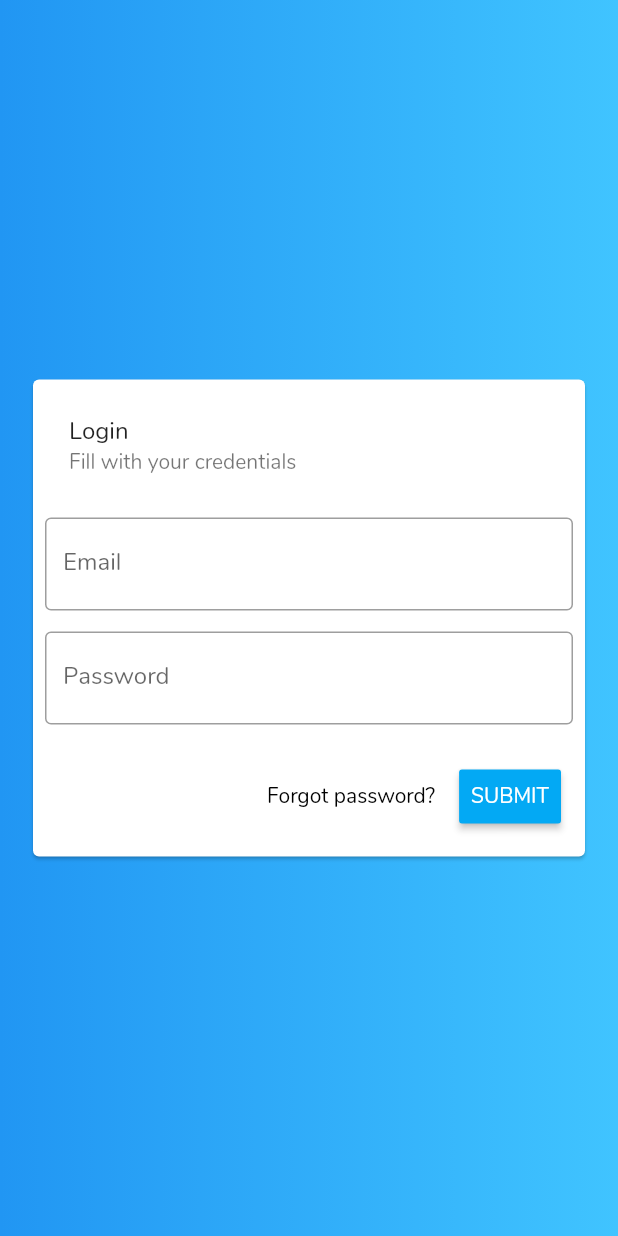
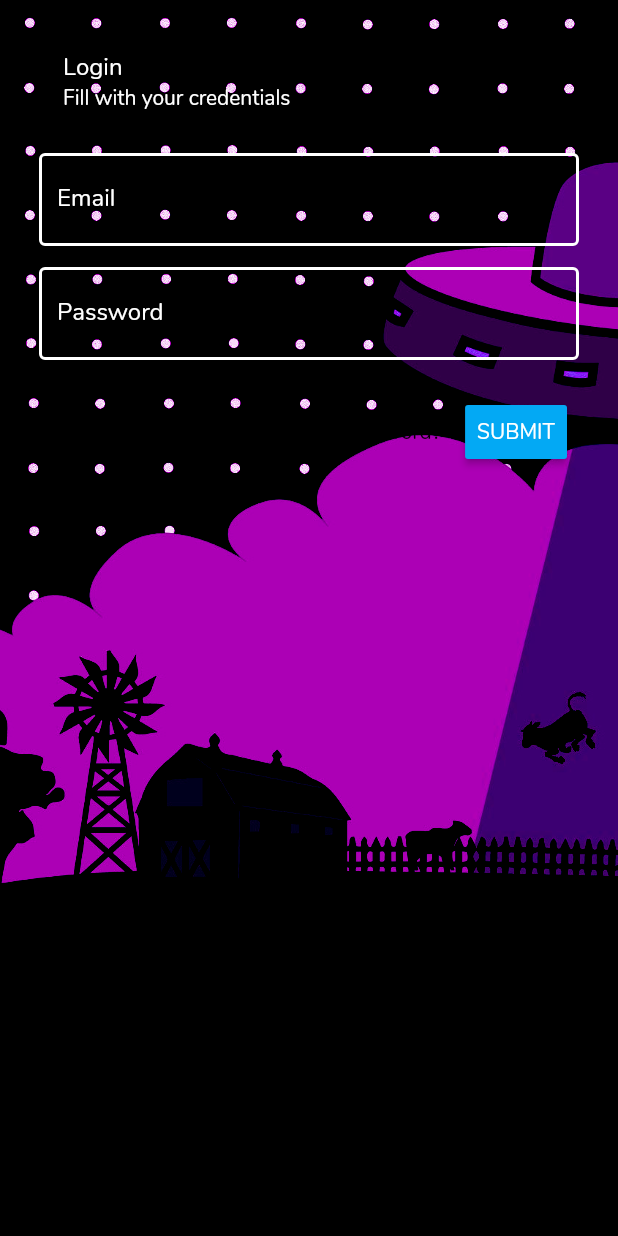
Before and after one commit to Robot-Hockey/Air-Mobile, a Flutter app: the screen it shows after launch, on a phone screen of 412 x 824 dp. Run offline on Flutter 3.47's test engine with Material 2 defaults, Android fonts, the phone set to English and light mode, and no system bars; our stand-ins replace flutter_secure_storage, toast; missing offline and left inert: flutter_nfc_reader.

Commit message:
Add new login screen to air app

```diff
--- a/lib/login_page.dart
+++ b/lib/login_page.dart
@@ -6,7 +6,6 @@ import 'package:flutter_secure_storage/flutter_secure_storage.dart';
 
 import 'package:http/http.dart';
 
-
 class LoginPage extends StatefulWidget {
   static String tag = 'login-page';
   @override
@@ -14,7 +13,6 @@ class LoginPage extends StatefulWidget {
 }
 
 class _LoginPageState extends State<LoginPage> {
-
   final storage = new FlutterSecureStorage();
   final _emailController = TextEditingController();
   final _passwordController = TextEditingController();
@@ -25,21 +23,19 @@ class _LoginPageState extends State<LoginPage> {
     String url = 'https://rockey-api.lappis.rocks/login';
     Map<String, String> headers = {"Content-type": "application/json"};
 
-    Map jsonMap = {
-      'email': email,
-      'password': password
-    };
+    Map jsonMap = {'email': email, 'password': password};
 
     _submitDialog(context);
 
-    Response response = await post(url, headers: headers, body: json.encode(jsonMap));
+    Response response =
+        await post(url, headers: headers, body: json.encode(jsonMap));
     int statusCode = response.statusCode;
     debugPrint(statusCode.toString());
 
     String body = response.body;
     Map<String, dynamic> jsonResponse = jsonDecode(body);
     Navigator.pop(context);
-    if(statusCode == 200) {
+    if (statusCode == 200) {
       String authToken = jsonResponse['auth_token'];
       int companyId = jsonResponse['user']['company_id'];
       debugPrint(authToken);
@@ -47,8 +43,9 @@ class _LoginPageState extends State<LoginPage> {
       await storage.write(key: 'companyId', value: companyId.toString());
       // Navigator.cpushNamed(HomePage.tag);
       Navigator.of(context).pushReplacementNamed(HomePage.tag);
-    }else {
-      Toast.show("Wrong credentials", context, duration: Toast.LENGTH_LONG, gravity:  Toast.BOTTOM);
+    } else {
+      Toast.show("Wrong credentials", context,
+          duration: Toast.LENGTH_LONG, gravity: Toast.BOTTOM);
     }
   }
 
@@ -82,42 +79,52 @@ class _LoginPageState extends State<LoginPage> {
 
     final emailField = TextField(
       autofocus: false,
+      style: TextStyle(color: Colors.white),
+      cursorColor: Colors.white,
       controller: _emailController,
       decoration: InputDecoration(
           border: OutlineInputBorder(),
-        labelText: 'Email'
-      ),
+          enabledBorder: OutlineInputBorder(
+              borderSide: BorderSide(color: Colors.white, width: 2.0)),
+          labelText: 'Email',
+          labelStyle: TextStyle(color: Colors.white)),
     );
 
     final passwordField = TextField(
       autofocus: false,
+      style: TextStyle(color: Colors.white),
+      cursorColor: Colors.white,
       controller: _passwordController,
       obscureText: true,
       decoration: InputDecoration(
           border: OutlineInputBorder(),
-        labelText: 'Password'
-      ),
+          enabledBorder: OutlineInputBorder(
+              borderSide: BorderSide(color: Colors.white, width: 2.0)),
+          labelText: 'Password',
+          labelStyle: TextStyle(color: Colors.white)),
     );
 
     final body = Container(
+      height: MediaQuery.of(context).size.height,
       width: MediaQuery.of(context).size.width,
       padding: EdgeInsets.all(18.0),
       decoration: BoxDecoration(
-        gradient: LinearGradient(colors: [
-          Colors.blue,
-          Colors.lightBlueAccent,
-        ]),
-      ),
-      child: Center(
-        child: Card(
+          image: DecorationImage(
+              colorFilter: ColorFilter.mode(Colors.purple, BlendMode.colorBurn),
+              image: AssetImage("assets/background.jpg"),
+              fit: BoxFit.cover)),
         child: Padding(
-            padding: const EdgeInsets.all(8.0),
+          padding: const EdgeInsets.only(left: 8.0, right: 8.0, top: 0.0),
           child: Column(
             mainAxisSize: MainAxisSize.min,
             children: <Widget>[
               const ListTile(
-                  title: Text('Login'),
-                  subtitle: Text('Fill with your credentials'),
+                title: Text(
+                  'Login',
+                  style: TextStyle(color: Colors.white),
+                ),
+                subtitle: Text('Fill with your credentials',
+                    style: TextStyle(color: Colors.white)),
               ),
               SizedBox(height: 12.0),
               emailField,
@@ -129,7 +136,7 @@ class _LoginPageState extends State<LoginPage> {
                   children: <Widget>[
                     FlatButton(
                       child: const Text('Forgot password?'),
-                        onPressed: () { /* ... */ },
+                      onPressed: () {/* ... */},
                     ),
                     RaisedButton(
                       child: const Text(
@@ -146,13 +153,10 @@ class _LoginPageState extends State<LoginPage> {
             ],
         ),
       ),
-        ),
-      ),
     );
 
     return Scaffold(
         backgroundColor: Colors.white,
-      body: body
-    );
+        body: SingleChildScrollView(child: body));
   }
 }
--- a/pubspec.yaml
+++ b/pubspec.yaml
@@ -48,6 +48,7 @@ flutter:
   uses-material-design: true
   assets:
     - assets/nfc.png
+    - assets/background.jpg
   fonts:
       - family: Nunito
         fonts:
```
Also changed, not shown: assets/background.jpg (added), 2 other files. Lines whose indentation alone changed are shown as unchanged.
